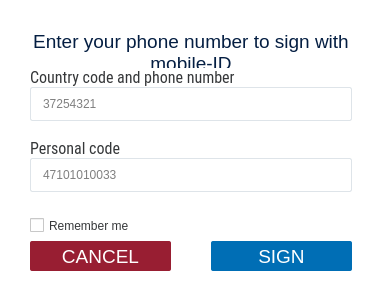
Before: the Qt Designer form client/dialogs/MobileDialog.ui in open-eid/DigiDoc4-Client, drawn with Qt 5.
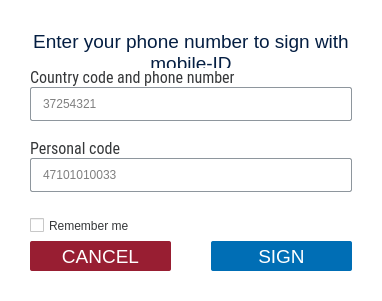
After: the same form once the commit is applied. Icons and pictures are not drawn. Custom widgets are drawn as their Qt base class.

Commit message:
Update border contrast color to improve accessibility (#1105)
IB-7307

```diff
--- a/client/dialogs/MobileDialog.ui
+++ b/client/dialogs/MobileDialog.ui
@@ -27,7 +27,7 @@
 }
 QLineEdit {
 padding: 0px 10px;
-border: 1px solid #DEE4E9;
+border: 1px solid #8E969D;
 border-radius: 2px;
 }
 QCheckBox {
```
The commit also changes 8 other files.
